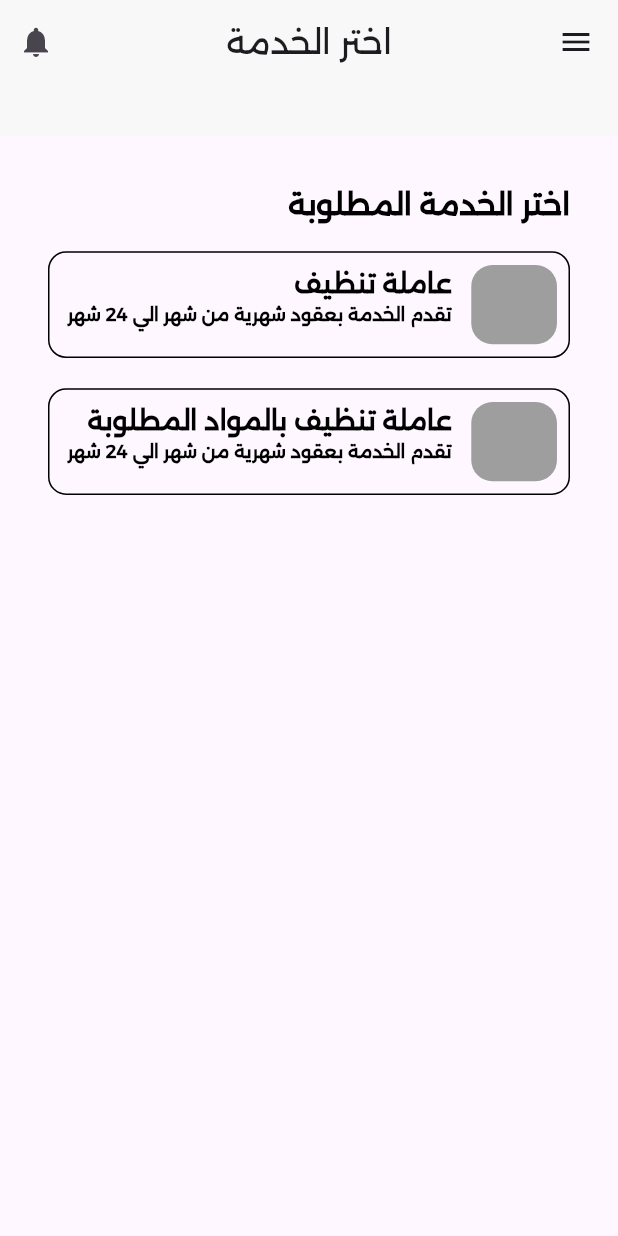
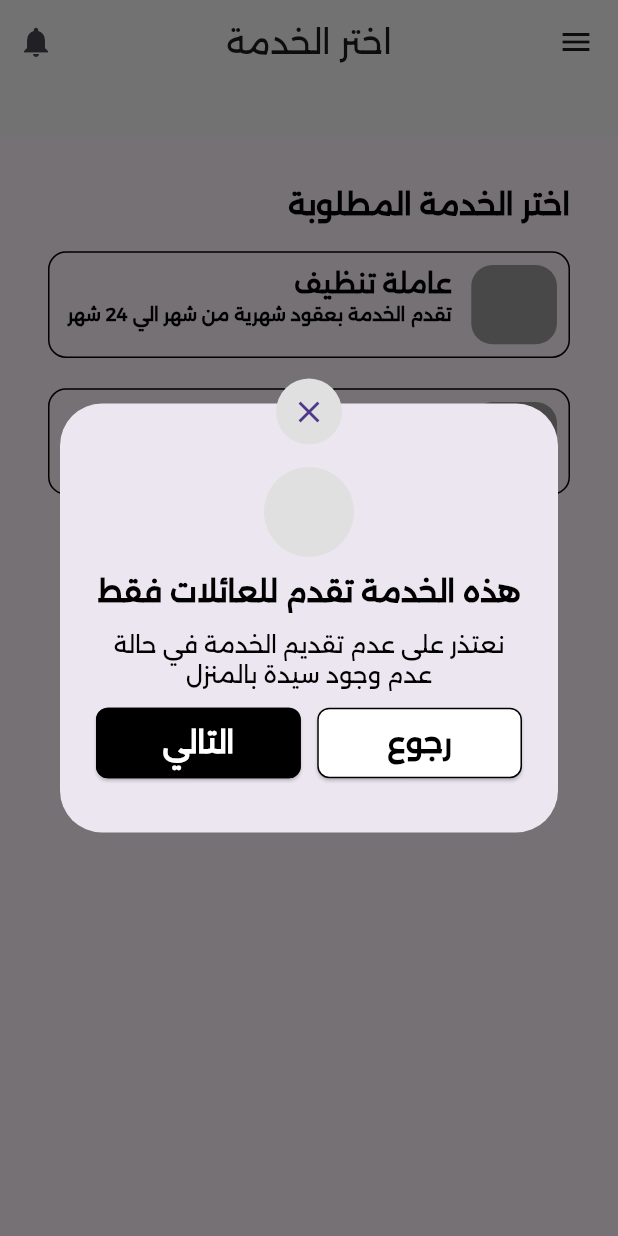
Before and after one commit to amrel7afy/EXCP, a Flutter app: the ServicePerHourView screen opened by its route, after a tap on "عاملة تنظيف", on a phone screen of 412 x 824 dp. Run offline on Flutter 3.47's test engine with Material 3 defaults, Android fonts, the phone set to English and light mode, and no system bars; drawn by our look-alikes of auto_size_text; our stand-ins replace bloc, carousel_slider, flutter_bloc, flutter_screenutil, flutter_secure_storage, shared_preferences; accounts and stored records are empty.

Commit message:
add alert dialog.

```diff
--- a/lib/core/widgets/custom_button.dart
+++ b/lib/core/widgets/custom_button.dart
@@ -37,6 +37,7 @@ class CustomButton extends StatelessWidget {
         shape: WidgetStateProperty.all<RoundedRectangleBorder>(
           RoundedRectangleBorder(
             borderRadius: borderRadius ?? BorderRadius.circular(16),
+            side: const BorderSide()
           ),
         ),
       ),
--- /dev/null
+++ b/lib/core/widgets/show_alert_dialog.dart
@@ -0,0 +1,41 @@
+import 'package:flutter/material.dart';
+import 'package:flutter_screenutil/flutter_screenutil.dart';
+import 'package:test1/core/constants/methods.dart';
+import 'package:test1/core/constants/vertical_and_horizontal_space.dart';
+import 'package:test1/core/helper/extensions.dart';
+import 'package:test1/core/theming/styles.dart';
+import 'package:test1/core/widgets/custom_button.dart';
+import 'package:test1/main.dart';
+
+
+showAlertDialog(BuildContext context,  Widget content) async {
+  return showDialog(
+    context: context,
+    builder: (BuildContext context) {
+      return Directionality(
+        textDirection: appTextDirection,
+        child: AlertDialog(
+          title: Stack(
+            clipBehavior: Clip.none,
+            alignment: Alignment.center,
+            children: [
+              Positioned(
+                top: -40.h, // Adjust the value to control the button position
+                child: InkWell(
+                  onTap:  ()=>context.pop(),
+                  child:  CircleAvatar(
+                    radius: 22,
+                    backgroundColor: Colors.grey[300],
+                    child: const Icon(Icons.close),
+                  ),
+                ),
+              ),
+
+              content,
+            ],
+          ),
+        ),
+      );
+    },
+  );
+}
--- /dev/null
+++ b/lib/features/service_per_hour/presentation/view/widgets/service_alert_dialog_content.dart
@@ -0,0 +1,78 @@
+import 'package:flutter/material.dart';
+import 'package:flutter_screenutil/flutter_screenutil.dart';
+import 'package:test1/core/constants/methods.dart';
+import 'package:test1/core/constants/vertical_and_horizontal_space.dart';
+import 'package:test1/core/helper/extensions.dart';
+import 'package:test1/core/theming/styles.dart';
+import 'package:test1/core/widgets/custom_button.dart';
+import 'package:test1/main.dart';
+
+
+class ServiceAlertDialogContent extends StatelessWidget {
+  const ServiceAlertDialogContent({
+    super.key,
+  });
+
+  @override
+  Widget build(BuildContext context) {
+    return Column(
+      children: [
+        const VerticalSpacer(18),
+        CircleAvatar(
+          radius: 30,
+          backgroundColor: Colors.grey[300],
+        ),
+        const VerticalSpacer(10),
+        Text(
+          'هذه الخدمة تقدم للعائلات فقط',
+          style:
+          MyTextStyles.font18Weight700.copyWith(color: Colors.black),
+        ),
+        const VerticalSpacer(12),
+        Text(
+          'نعتذر على عدم تقديم الخدمة في حالة عدم وجود سيدة بالمنزل',
+          style:
+          MyTextStyles.font14Weight500.copyWith(color: Colors.black),
+          textAlign: TextAlign.center,
+        ),
+        const VerticalSpacer(12),
+        SizedBox(
+          width: getWidth(context),
+          height: 47,
+          child: Row(
+            children: [
+              Flexible(
+                child: CustomButton(
+                  borderRadius: BorderRadius.circular(8),
+                  textStyle: MyTextStyles.font18Weight600
+                      .copyWith(color: Colors.black),
+                  text: 'رجوع',
+                  backGroundColor: Colors.white,
+                  onPressed: () {
+                    Navigator.of(context)
+                        .pop(); // Close the dialog on button press
+                  },
+                ),
+              ),
+              const HorizontalSpacer(10),
+              // Add some space between buttons
+              Flexible(
+                child: CustomButton(
+                  borderRadius: BorderRadius.circular(8),
+                  textStyle: MyTextStyles.font18Weight600
+                      .copyWith(color: Colors.white),
+                  text: 'التالي',
+                  backGroundColor: Colors.black,
+                  onPressed: () {
+                    // Add your confirmation logic here
+                  },
+                ),
+              ),
+            ],
+          ),
+        ),
+        const VerticalSpacer(16),
+      ],
+    );
+  }
+}
--- a/lib/features/service_per_hour/presentation/view/widgets/service_per_hour_view_body.dart
+++ b/lib/features/service_per_hour/presentation/view/widgets/service_per_hour_view_body.dart
@@ -1,9 +1,16 @@
 import 'package:flutter/material.dart';
 import 'package:flutter_screenutil/flutter_screenutil.dart';
+import 'package:test1/core/constants/methods.dart';
 import 'package:test1/core/constants/vertical_and_horizontal_space.dart';
+import 'package:test1/core/helper/extensions.dart';
 import 'package:test1/core/theming/styles.dart';
+import 'package:test1/core/widgets/custom_button.dart';
 import 'package:test1/features/home/presentation/view/widgets/custom_carousel.dart';
 import 'package:test1/features/home/presentation/view/widgets/sevice_card.dart';
+import 'package:test1/features/service_per_hour/presentation/view/widgets/service_alert_dialog_content.dart';
+import 'package:test1/main.dart';
+
+import '../../../../../core/widgets/show_alert_dialog.dart';
 
 class ServicePerHourBody extends StatefulWidget {
   const ServicePerHourBody({super.key});
@@ -21,18 +28,25 @@ class _ServicePerHourBodyState extends State<ServicePerHourBody> {
         child: Column(
           crossAxisAlignment: CrossAxisAlignment.start,
           children: [
-
             Text(
               "اختر الخدمة المطلوبة",
               style: MyTextStyles.font18Weight600.copyWith(color: Colors.black),
             ),
-
             const VerticalSpacer(17),
-             ServiceCard(title: 'عاملة تنظيف', subTitle: 'تقدم الخدمة بعقود شهرية من شهر الي 24 شهر', onTap: () {  },),
+            ServiceCard(
+              title: 'عاملة تنظيف',
+              subTitle: 'تقدم الخدمة بعقود شهرية من شهر الي 24 شهر',
+              onTap: () {
+                showAlertDialog(context, const ServiceAlertDialogContent());
+              },
+            ),
             const VerticalSpacer(20),
-             ServiceCard(title: 'عاملة تنظيف بالمواد المطلوبة', subTitle: 'تقدم الخدمة بعقود شهرية من شهر الي 24 شهر', onTap: () {  },),
+            ServiceCard(
+              title: 'عاملة تنظيف بالمواد المطلوبة',
+              subTitle: 'تقدم الخدمة بعقود شهرية من شهر الي 24 شهر',
+              onTap: () {},
+            ),
             const VerticalSpacer(20),
-
           ],
         ),
       ),
```
